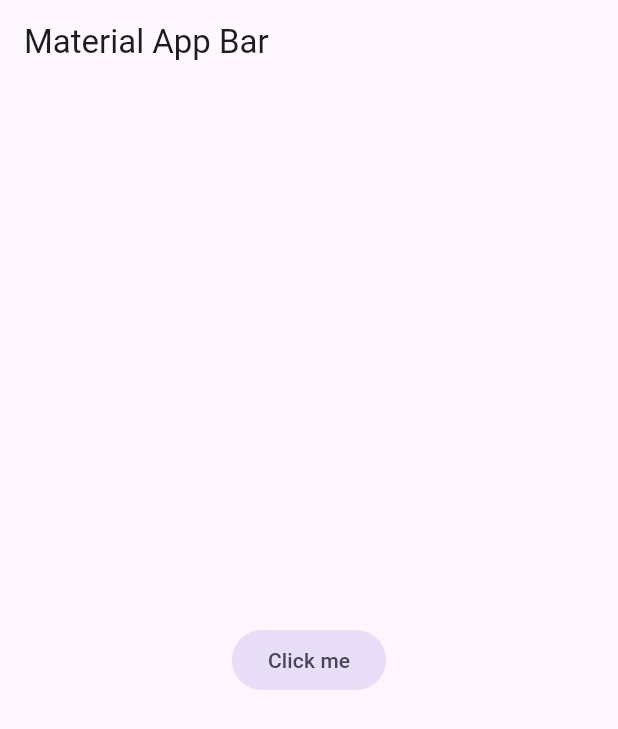
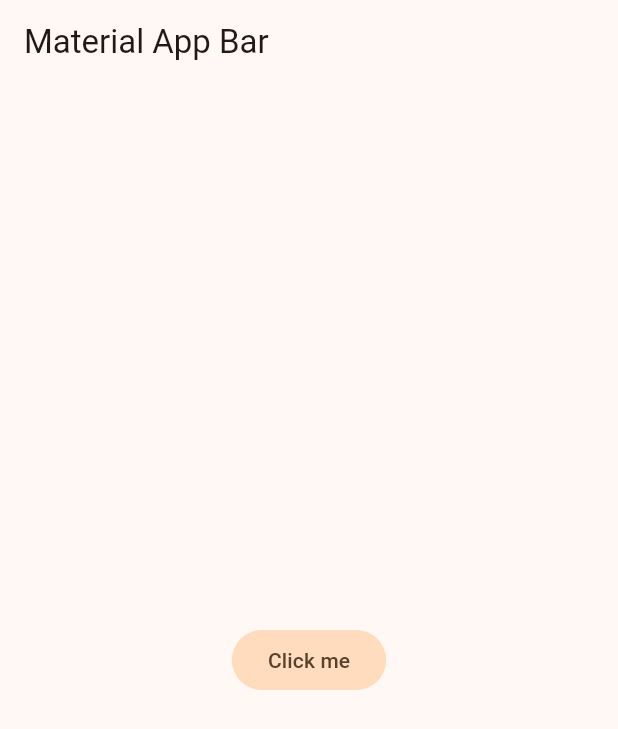
Before and after one commit to VictorEML9092/yes_no_app, a Flutter app: the screen it shows after launch, on a phone screen of 412 x 824 dp. Shown: the top 729 px of the screen. Run offline on Flutter 3.47's test engine with Material 3 defaults, Android fonts, the phone set to English and light mode, and no system bars.

Commit message:
Application Color Themes

```diff
--- /dev/null
+++ b/lib/config/theme/app_theme.dart
@@ -0,0 +1,29 @@
+import 'package:flutter/material.dart';
+
+const Color _customColor = Color(0xFF5C11D4);
+
+const List<Color> _colorThemes = [
+  _customColor,
+  Colors.blue,
+  Colors.teal,
+  Colors.green,
+  Colors.yellow,
+  Colors.orange,
+  Colors.pink,
+];
+
+class AppTheme {
+  final int selectedColor;
+
+  AppTheme({this.selectedColor = 0})
+      : assert(selectedColor >= 0 && selectedColor < _colorThemes.length,
+            'Colors must be between 0 and ${_colorThemes.length - 1}');
+
+  ThemeData theme() {
+    return ThemeData(
+      useMaterial3: true,
+      colorSchemeSeed: _colorThemes[
+          selectedColor], /* Para poner el fondo en negro: brightness: Brightness.dark*/
+    );
+  }
+}
--- a/lib/main.dart
+++ b/lib/main.dart
@@ -1,4 +1,5 @@
 import 'package:flutter/material.dart';
+import 'package:yes_no_app/config/theme/app_theme.dart';
 
 void main() => runApp(const MyApp());
 
@@ -10,6 +11,7 @@ class MyApp extends StatelessWidget {
     return MaterialApp(
       title: 'Yes No App',
       debugShowCheckedModeBanner: false,
+      theme: AppTheme(selectedColor: 5).theme(),
       home: Scaffold(
           appBar: AppBar(
             title: const Text('Material App Bar'),
```
